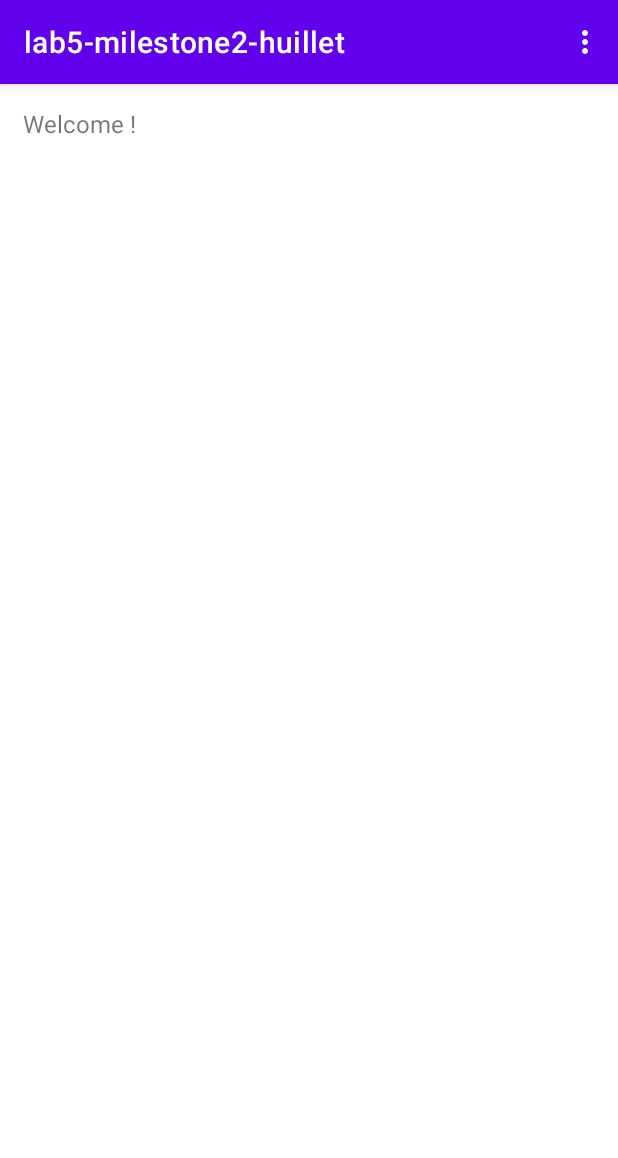
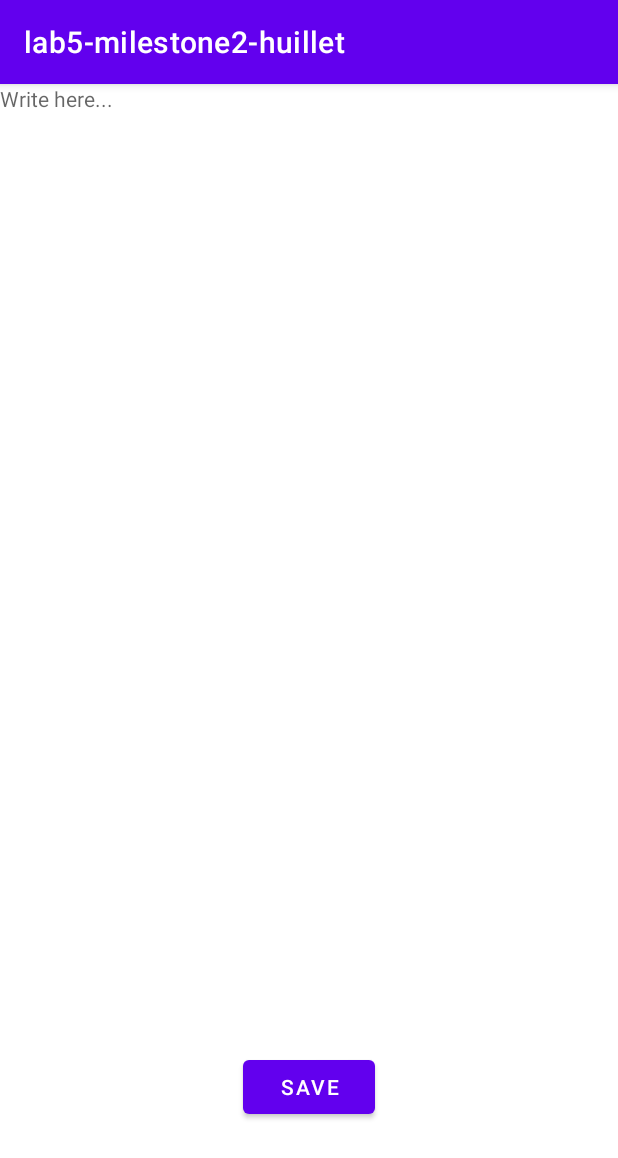
Before and after one commit to huillet/lab5-milestone2-huillet, an Android app: the DisplayActivity screen opened directly, with no data from a screen before it, in the options menu, after a tap on "Add Note", on a phone screen of 412 x 824 dp. Shown: the top 1158 px of the screen. Run offline under Robolectric (Android 15) with nearby library versions, the phone set to English and light mode, and no system bars.

Commit message:
added components to activities 2 and 3

```diff
--- a/app/src/main/AndroidManifest.xml
+++ b/app/src/main/AndroidManifest.xml
@@ -22,6 +22,10 @@
             android:name=".DisplayActivity"
             android:exported="true">
         </activity>
+        <activity
+            android:name=".EditActivity"
+            android:exported="true">
+        </activity>
     </application>
 
 </manifest>
--- a/app/src/main/java/com/example/lab5_milestone2_huillet/DisplayActivity.java
+++ b/app/src/main/java/com/example/lab5_milestone2_huillet/DisplayActivity.java
@@ -46,6 +46,7 @@ public class DisplayActivity extends AppCompatActivity {
                 goToMainActivity();
                 break;
             case R.id.add:
+                goToEditActivity();
                 break;
         }
         return super.onOptionsItemSelected(item);
@@ -56,4 +57,10 @@ public class DisplayActivity extends AppCompatActivity {
         Intent intent = new Intent(this, com.example.lab5_milestone2_huillet.MainActivity.class);
         startActivity(intent);
     }
+
+    public void goToEditActivity()
+    {
+        Intent intent = new Intent(this, com.example.lab5_milestone2_huillet.EditActivity.class);
+        startActivity(intent);
+    }
 }
--- /dev/null
+++ b/app/src/main/java/com/example/lab5_milestone2_huillet/EditActivity.java
@@ -0,0 +1,22 @@
+package com.example.lab5_milestone2_huillet;
+
+import androidx.appcompat.app.AppCompatActivity;
+
+import android.content.Intent;
+import android.os.Bundle;
+
+public class EditActivity extends AppCompatActivity {
+
+    @Override
+    protected void onCreate(Bundle savedInstanceState) {
+        super.onCreate(savedInstanceState);
+
+        setContentView(R.layout.edit_activity);
+    }
+
+    public void goToMainActivity()
+    {
+        Intent intent = new Intent(this, com.example.lab5_milestone2_huillet.MainActivity.class);
+        startActivity(intent);
+    }
+}
--- /dev/null
+++ b/app/src/main/res/layout/edit_activity.xml
@@ -0,0 +1,28 @@
+<?xml version="1.0" encoding="utf-8"?>
+<androidx.constraintlayout.widget.ConstraintLayout xmlns:android="http://schemas.android.com/apk/res/android"
+    xmlns:app="http://schemas.android.com/apk/res-auto"
+    xmlns:tools="http://schemas.android.com/tools"
+    android:layout_width="match_parent"
+    android:layout_height="match_parent"
+    tools:context=".EditActivity"
+    >
+
+    <TextView
+        android:id="@+id/editText"
+        android:layout_width="410dp"
+        android:layout_height="629dp"
+        android:hint="Write here..."
+        app:layout_constraintStart_toStartOf="parent"
+        app:layout_constraintTop_toTopOf="parent" />
+
+    <Button
+        android:id="@+id/save_button"
+        android:layout_width="wrap_content"
+        android:layout_height="wrap_content"
+        android:layout_marginTop="15dp"
+        android:text="Save"
+        app:layout_constraintEnd_toEndOf="parent"
+        app:layout_constraintStart_toStartOf="parent"
+        app:layout_constraintTop_toBottomOf="@+id/editText" />
+
+</androidx.constraintlayout.widget.ConstraintLayout>
```
Also changed, not shown: app/src/main/res/layout/display_activity.xml (+11 -1 lines).
